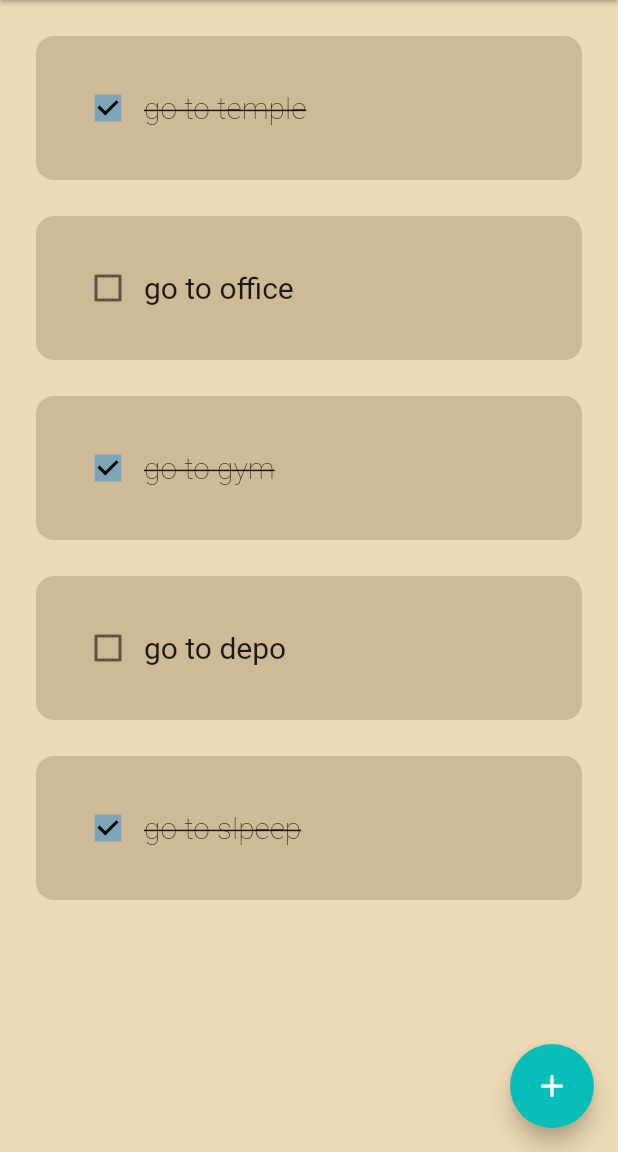
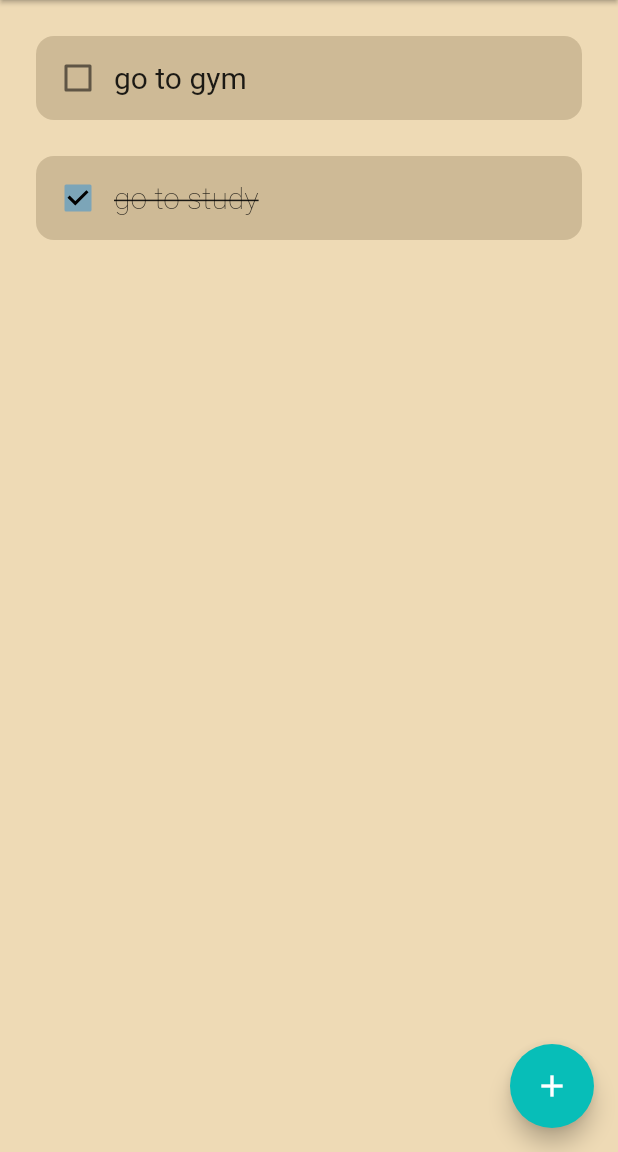
Before and after one commit to priyalpatel2709/flutter-projects, a Flutter app: the screen it shows after launch, on a phone screen of 412 x 824 dp, the part 84-1236 px from its top. Run offline on Flutter 3.47's test engine with Material 2 defaults, Android fonts, the phone set to English and light mode, and no system bars; drawn by our look-alikes of flutter_slidable; our stand-ins replace hive_flutter, shared_preferences; accounts and stored records are empty.

Commit message:
complate with hive

```diff
--- /dev/null
+++ b/dotoapp/lib/data/database.dart
@@ -0,0 +1,22 @@
+import 'package:hive_flutter/adapters.dart';
+
+class ToDoData {
+  final _mybox = Hive.box('todoapp');
+  List dotoList = [];
+
+  void  fristTimeData (){
+    dotoList=[
+      ['go to gym', false],
+      ['go to study', true]
+    ];
+  }
+
+  void loadData() {
+    dotoList =  _mybox.get("TODOLIST");
+  }
+
+  void updateData (){
+    _mybox.put('TODOLIST', dotoList);
+  }
+
+}
--- a/dotoapp/lib/main.dart
+++ b/dotoapp/lib/main.dart
@@ -1,13 +1,19 @@
 // ignore_for_file: prefer_const_literals_to_create_immutables, prefer_const_constructors
 
+import 'package:dotoapp/data/database.dart';
 import 'package:dotoapp/uiti/dailog_box.dart';
 import 'package:dotoapp/uiti/todolist.dart';
 import 'package:flutter/material.dart';
+import 'package:hive_flutter/adapters.dart';
 
 import 'pages/listview.dart';
 
 
-void main() {
+void main() async {
+  await Hive.initFlutter();
+
+  var box = await Hive.openBox('todoapp');
+
   runApp(const MyApp());
 }
 
@@ -32,18 +38,44 @@ class MyHomePage extends StatefulWidget {
 
 class _MyHomePageState extends State<MyHomePage> {
 
-  List dotoList = [
-    ['go to temple',true],
-    ['go to office',false],
-    ['go to gym',true],
-    ['go to depo',false],
-    ['go to slpeep',true],
-  ];
+  var _mybox = Hive.box('todoapp');
+  var _controller = TextEditingController();
+
+  ToDoData db = ToDoData();
+
+  @override
+  void initState() {
+    // TODO: implement initState
+    if(_mybox.get('TODOLIST') ==null ){
+      db.fristTimeData();
+    }else{
+      db.loadData();
+    }
+    super.initState();
+
+  }
 
   void checkboxclick(bool? value,int index){
     setState(() {
-        dotoList[index][1] = !dotoList[index][1];
+        db.dotoList[index][1] = !db.dotoList[index][1];
     });
+    db.updateData();
+  }
+
+  void addTolist (){
+    setState(() {
+      db.dotoList.add([_controller.text.toString(),false]);
+      _controller.clear();
+    });
+    Navigator.of(context).pop();
+    db.updateData();
+  }
+
+  void delfun (int index){
+    setState(() {
+      db.dotoList.removeAt(index);
+    });
+    db.updateData();
   }
 
   @override
@@ -59,9 +91,9 @@ class _MyHomePageState extends State<MyHomePage> {
       body: Container(
         color: Color.fromRGBO(237, 214, 172, 0.89),
         child: ListView.builder(
-          itemCount: dotoList.length,
+          itemCount: db.dotoList.length,
           itemBuilder: (context,index){
-            return Todolist(taskName: dotoList[index][0], taskcomplated: dotoList[index][1], onChanged: (value)=>checkboxclick(value,index));
+            return Todolist(taskName: db.dotoList[index][0],delfun:(context)=> delfun(index), taskcomplated: db.dotoList[index][1], onChanged: (value)=>checkboxclick(value,index));
           })
       ),
       floatingActionButton: FloatingActionButton(
@@ -69,11 +101,11 @@ class _MyHomePageState extends State<MyHomePage> {
           showDialog(
             context: context,
             builder: (BuildContext context){
-              return DailogBox();
+              return DailogBox(controller: _controller,addTolist:addTolist);
             });
         },
-       child: Icon(Icons.add),
-       backgroundColor: const Color.fromRGBO(7, 190, 184,50)
+       backgroundColor: const Color.fromRGBO(7, 190, 184,50),
+       child: Icon(Icons.add)
        ) ,
     );
   }
--- a/dotoapp/lib/uiti/todolist.dart
+++ b/dotoapp/lib/uiti/todolist.dart
@@ -1,25 +1,40 @@
 // ignore_for_file: prefer_const_literals_to_create_immutables, prefer_const_constructors, sort_child_properties_last
 
 import 'package:flutter/material.dart';
+import 'package:flutter_slidable/flutter_slidable.dart';
 
 class Todolist extends StatelessWidget {
 
   final String taskName;
   final bool taskcomplated;
   Function(bool?)? onChanged;
+  Function(BuildContext)? delfun;
 
  Todolist({
   required this.taskName,
   required this.taskcomplated,
   required this.onChanged,
+  required this.delfun,
  });
+
+
 
   @override
   Widget build(BuildContext context){
     return Padding(
       padding: EdgeInsets.only(left: 24,right: 24,top: 24),
+      child: Slidable(
+        endActionPane: ActionPane(
+        motion: StretchMotion(),
+        children: [
+          SlidableAction(onPressed: delfun,
+          icon: Icons.delete_rounded,
+          backgroundColor: Color.fromARGB(255, 255, 78, 66),
+          borderRadius: BorderRadius.circular(12),
+          )
+        ]),
         child: Container(
-        padding: EdgeInsets.all(24),
+          padding: EdgeInsets.all(4),
           child: Row(
             children: [
               Checkbox(value: taskcomplated, onChanged: onChanged,activeColor: Color.fromRGBO(124, 165, 184,1),checkColor: Colors.black  ),
@@ -36,6 +51,7 @@ class Todolist extends StatelessWidget {
             borderRadius: BorderRadius.circular(12)
 
           ),
+        )
       ),
     );
   }
--- a/dotoapp/pubspec.yaml
+++ b/dotoapp/pubspec.yaml
@@ -30,15 +30,19 @@ environment:
 dependencies:
   flutter:
     sdk: flutter
-
+  hive: ^2.2.3
+  hive_flutter: ^1.1.0
 
   # The following adds the Cupertino Icons font to your application.
   # Use with the CupertinoIcons class for iOS style icons.
   cupertino_icons: ^1.0.2
+  flutter_slidable: ^3.0.0
 
 dev_dependencies:
   flutter_test:
     sdk: flutter
+  hive: ^2.2.3
+  hive_flutter: ^1.1.0
 
   # The "flutter_lints" package below contains a set of recommended lints to
   # encourage good coding practices. The lint set provided by the package is
```
Also changed, not shown: dotoapp/lib/uiti/dailog_box.dart (+8 -2 lines), dotoapp/pubspec.lock, 1 other file. Lines whose indentation alone changed are shown as unchanged.
